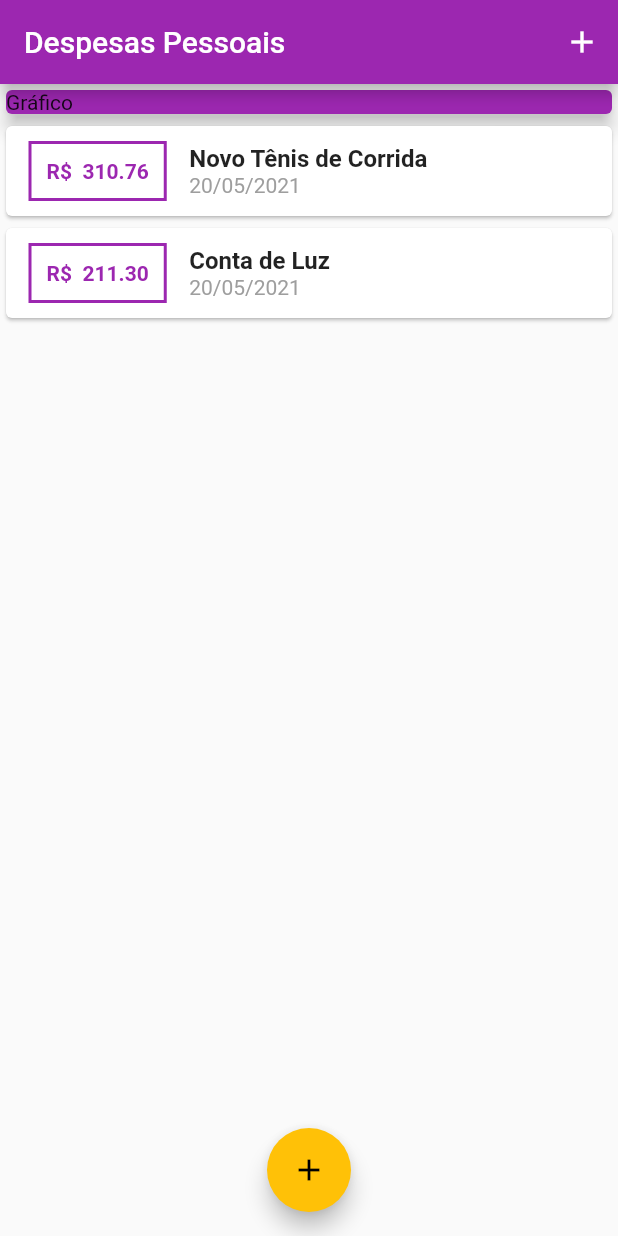
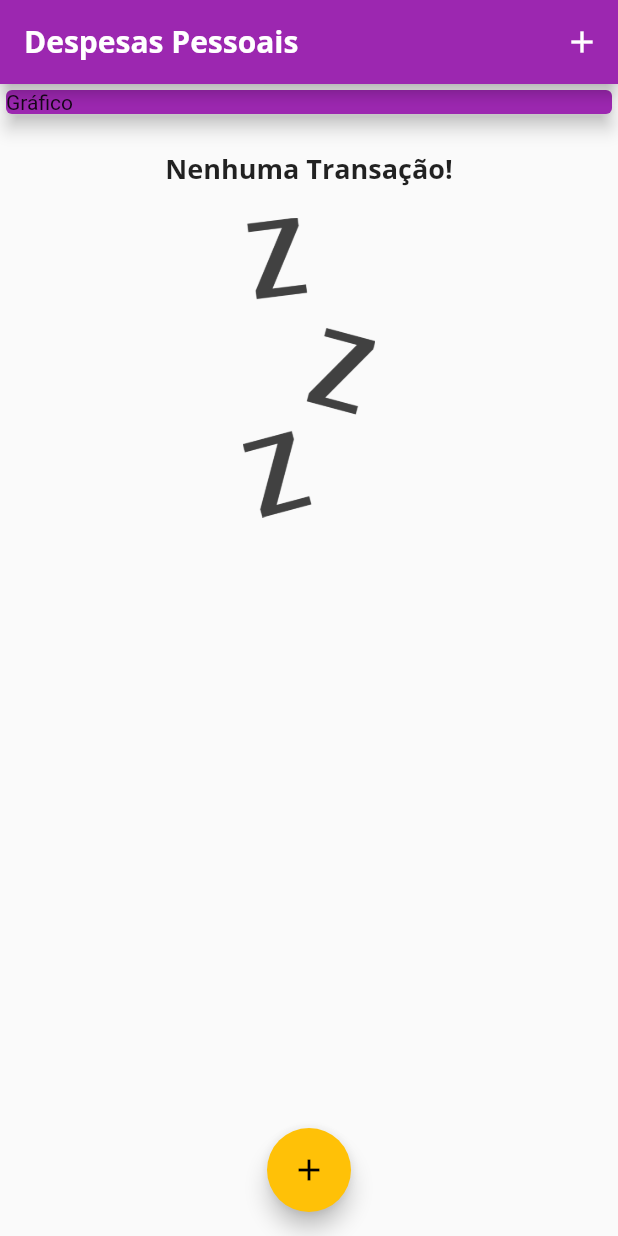
Before and after one commit to henriqdsvlima/hmexpenses, a Flutter app: the screen it shows after launch, on a phone screen of 412 x 824 dp. Run offline on Flutter 3.47's test engine with Material 2 defaults, Android fonts, the phone set to English and light mode, and no system bars.

Commit message:
novas implementações do app

```diff
--- a/hmexpenses/lib/components/transaction_list.dart
+++ b/hmexpenses/lib/components/transaction_list.dart
@@ -1,5 +1,5 @@
 import 'package:flutter/material.dart';
-import 'package:hmexpenses/models/transaction.dart';
+import '../models/transaction.dart';
 import 'package:intl/intl.dart';
 
 class TransactionList extends StatelessWidget {
@@ -11,7 +11,29 @@ class TransactionList extends StatelessWidget {
   Widget build(BuildContext context) {
     return Container(
       height: 300,
-      child: ListView.builder(
+      child: transactions.isEmpty
+          ? Column(
+              children: <Widget>[
+                SizedBox(
+                  height: 20,
+                ),
+                Text(
+                  'Nenhuma Transação!',
+                  style: Theme.of(context).textTheme.headline6,
+                ),
+                SizedBox(
+                  height: 20,
+                ),
+                Container(
+                  height: 200,
+                  child: Image.asset(
+                    'lib/assets/images/waiting.png',
+                    fit: BoxFit.cover,
+                  ),
+                ),
+              ],
+            )
+          : ListView.builder(
               itemCount: transactions.length,
               itemBuilder: (ctx, index) {
                 final tr = transactions[index];
@@ -43,10 +65,7 @@ class TransactionList extends StatelessWidget {
                         children: <Widget>[
                           Text(
                             tr.title,
-                        style: TextStyle(
-                          fontSize: 16,
-                          fontWeight: FontWeight.bold,
-                        ),
+                            style: Theme.of(context).textTheme.headline6,
                           ),
                           Text(
                             DateFormat('d/MM/y').format(tr.date),
--- a/hmexpenses/lib/main.dart
+++ b/hmexpenses/lib/main.dart
@@ -1,7 +1,7 @@
 import 'package:flutter/material.dart';
-import 'package:hmexpenses/components/transaction_form.dart';
+import 'components/transaction_form.dart';
+import 'models/transaction.dart';
 import 'components/transaction_list.dart';
-import 'package:hmexpenses/models/transaction.dart';
 import 'dart:math';
 
 void main() {
@@ -18,6 +18,23 @@ class HmExpenses extends StatelessWidget {
       theme: ThemeData(
         primarySwatch: Colors.purple,
         accentColor: Colors.amber[500],
+        fontFamily: 'Quicksand',
+        textTheme: ThemeData.light().textTheme.copyWith(
+              headline6: TextStyle(
+                fontFamily: 'OpenSans',
+                fontSize: 18,
+                fontWeight: FontWeight.bold,
+              ),
+            ),
+        appBarTheme: AppBarTheme(
+          textTheme: ThemeData.light().textTheme.copyWith(
+                headline6: TextStyle(
+                    color: Colors.white,
+                    fontFamily: 'OpenSans',
+                    fontSize: 20,
+                    fontWeight: FontWeight.w700),
+              ),
+        ),
       ),
     );
   }
@@ -29,20 +46,7 @@ class MyHomePage extends StatefulWidget {
 }
 
 class _MyHomePageState extends State<MyHomePage> {
-  final _transactions = [
-    Transaction(
-      id: 't1',
-      title: 'Novo Tênis de Corrida',
-      value: 310.76,
-      date: DateTime.now(),
-    ),
-    Transaction(
-      id: 't2',
-      title: 'Conta de Luz',
-      value: 211.30,
-      date: DateTime.now(),
-    ),
-  ];
+  final List<Transaction> _transactions = [];
 
   _addTransaction(String title, double value) {
     final newTransaction = Transaction(
@@ -71,7 +75,9 @@ class _MyHomePageState extends State<MyHomePage> {
   Widget build(BuildContext context) {
     return Scaffold(
       appBar: AppBar(
-        title: Text('Despesas Pessoais'),
+        title: Text(
+          'Despesas Pessoais',
+        ),
         actions: <Widget>[
           IconButton(
             icon: Icon(Icons.add),
```
Also changed, not shown: hmexpenses/pubspec.yaml (+17 -17 lines), hmexpenses/lib/assets/fonts/OpenSans-Bold.ttf (added), hmexpenses/lib/assets/fonts/OpenSans-Regular.ttf (added), hmexpenses/lib/assets/fonts/Quicksand-Bold.ttf (added), hmexpenses/lib/assets/fonts/Quicksand-Light.ttf (added), hmexpenses/lib/assets/fonts/Quicksand-Medium.ttf (added), hmexpenses/lib/assets/fonts/Quicksand-Regular.ttf (added), hmexpenses/lib/assets/images/waiting.png (added). Lines whose indentation alone changed are shown as unchanged.
